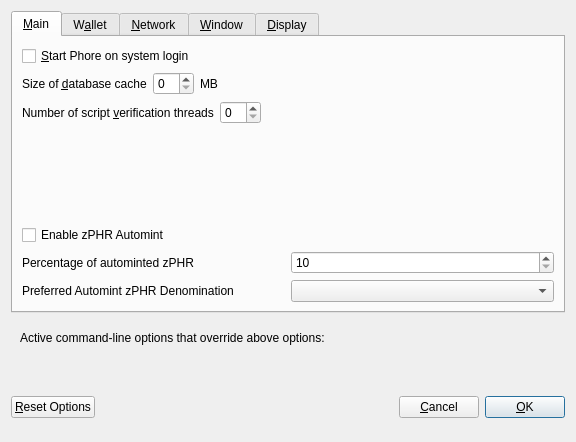
This is src/qt/forms/optionsdialog.ui in liray-unendlich/Elecash as Qt 5 draws it before an edit. The edited form follows.
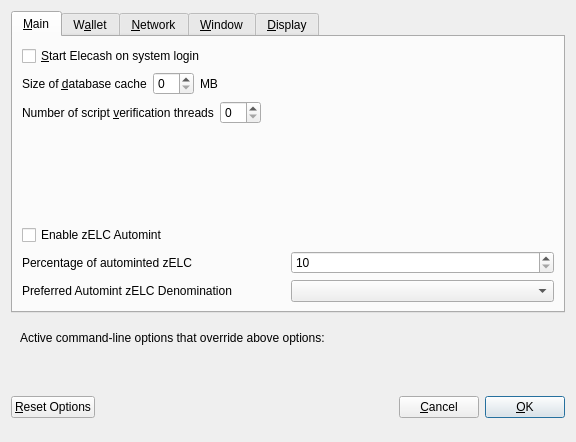
This is the edited form. The open tabs and pages were chosen to show the change. Custom widgets are drawn as their Qt base class.

Diff of the .ui file:
```diff
--- a/src/qt/forms/optionsdialog.ui
+++ b/src/qt/forms/optionsdialog.ui
@@ -33,7 +33,7 @@
           <string>Automatically start Phore after logging in to the system.</string>
          </property>
          <property name="text">
-          <string>&amp;Start Phore on system login</string>
+          <string>&amp;Start Elecash on system login</string>
          </property>
         </widget>
        </item>
@@ -139,7 +139,7 @@
           <enum>Qt::LeftToRight</enum>
          </property>
          <property name="text">
-          <string>Enable zPHR Automint</string>
+          <string>Enable zELC Automint</string>
          </property>
         </widget>
        </item>
@@ -151,7 +151,7 @@
             <string>Percentage of incoming PHR which get automatically converted to zPHR via Zerocoin Protocol (min: 10%)</string>
            </property>
            <property name="text">
-            <string>Percentage of autominted zPHR</string>
+            <string>Percentage of autominted zELC</string>
            </property>
           </widget>
          </item>
@@ -184,7 +184,7 @@
             <string>Wait with automatic conversion to Zerocoin until enough PHR for this denomination is available</string>
            </property>
            <property name="text">
-            <string>Preferred Automint zPHR Denomination</string>
+            <string>Preferred Automint zELC Denomination</string>
            </property>
           </widget>
          </item>
```
Left out of the diff: 18 changed lines with no effect on the pictures.
